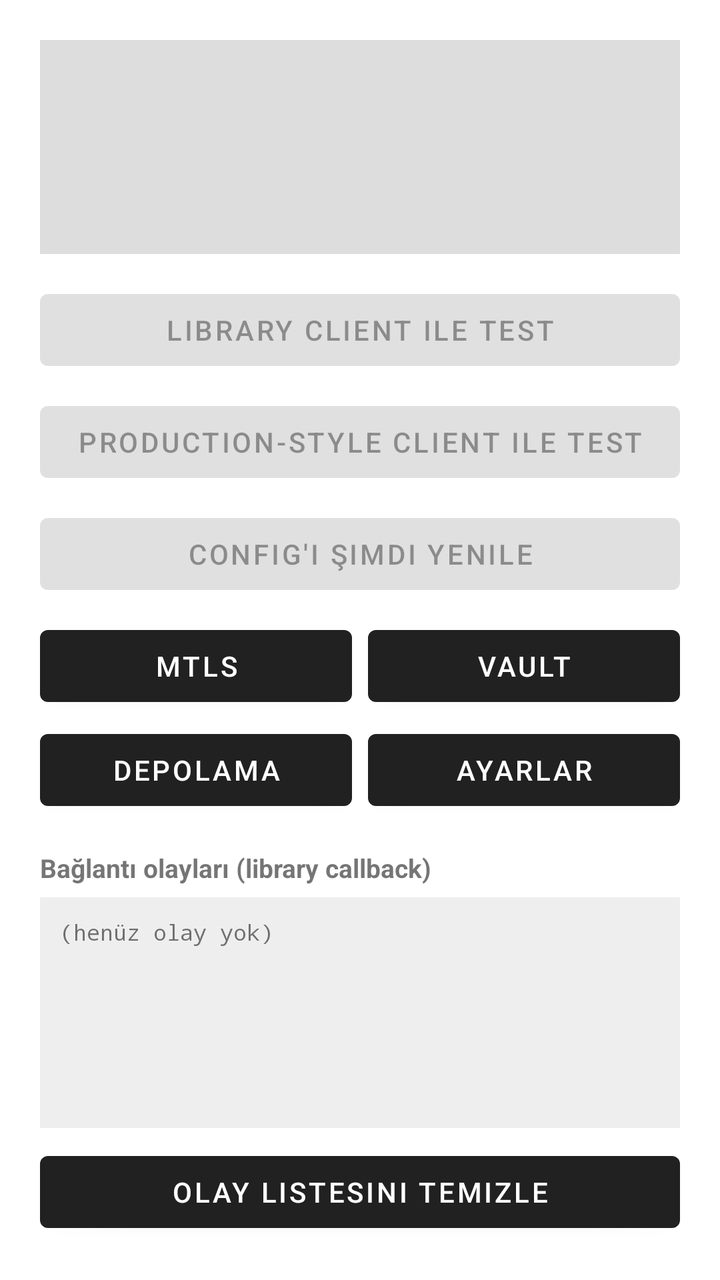
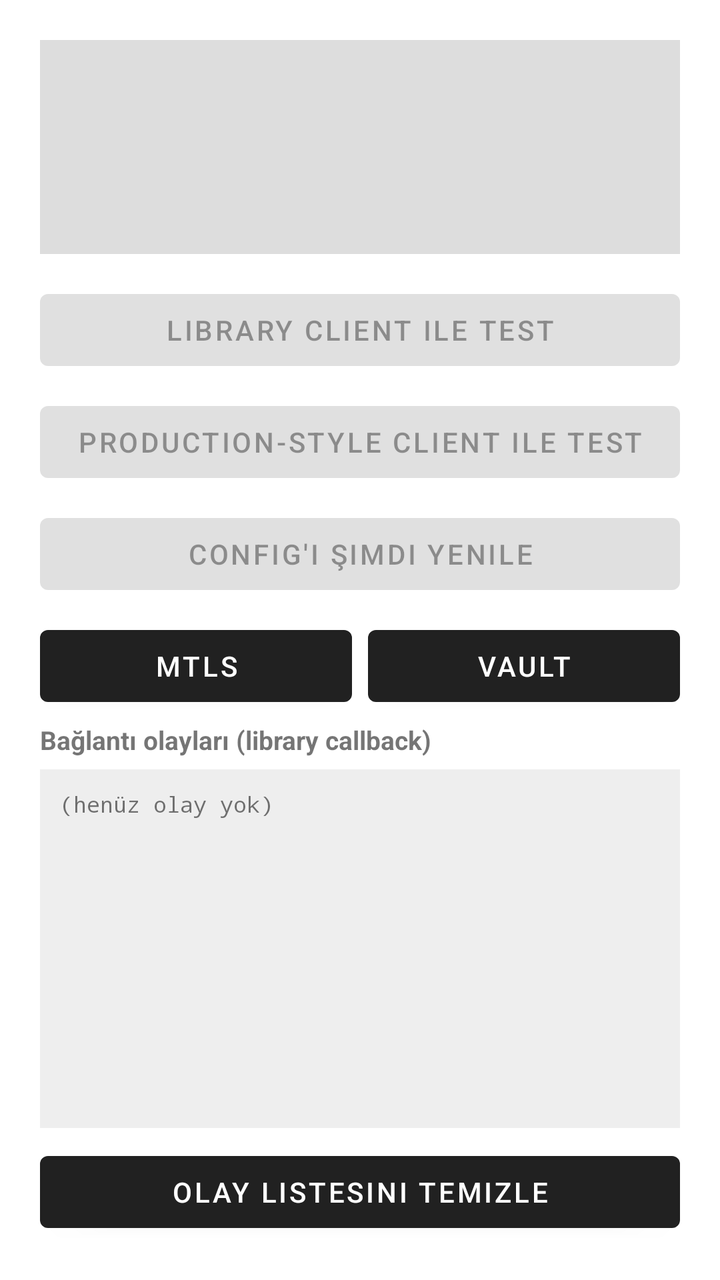

The first picture is an Android layout as it rendered before a commit; the second is the same layout after the commit. The layout source and the unified diff follow.
<!-- AndroidManifest.xml: application theme Theme.SampleClient -->
<!-- res/layout/activity_main.xml -->
<?xml version="1.0" encoding="utf-8"?>
<LinearLayout xmlns:android="http://schemas.android.com/apk/res/android"
    android:layout_width="match_parent"
    android:layout_height="match_parent"
    android:orientation="vertical"
    android:padding="20dp">

    <TextView
        android:id="@+id/statusView"
        android:layout_width="match_parent"
        android:layout_height="wrap_content"
        android:textSize="13sp"
        android:padding="14dp"
        android:background="#22000000"
        android:layout_marginBottom="14dp"
        android:minLines="5" />

    <Button
        android:id="@+id/testButton"
        android:layout_width="match_parent"
        android:layout_height="wrap_content"
        android:enabled="false"
        android:text="@string/test_connection"
        android:layout_marginBottom="8dp" />

    <Button
        android:id="@+id/prodStyleButton"
        android:layout_width="match_parent"
        android:layout_height="wrap_content"
        android:enabled="false"
        android:text="@string/test_production_style"
        android:layout_marginBottom="8dp" />

    <Button
        android:id="@+id/refreshButton"
        android:layout_width="match_parent"
        android:layout_height="wrap_content"
        android:enabled="false"
        android:text="@string/refresh_config"
        android:layout_marginBottom="8dp" />

    <LinearLayout
        android:layout_width="match_parent"
        android:layout_height="wrap_content"
        android:orientation="horizontal"
        android:layout_marginBottom="4dp">

        <Button
            android:id="@+id/mtlsButton"
            android:layout_width="0dp"
            android:layout_height="wrap_content"
            android:layout_weight="1"
            android:layout_marginEnd="4dp"
            android:text="@string/nav_mtls" />

        <Button
            android:id="@+id/vaultButton"
            android:layout_width="0dp"
            android:layout_height="wrap_content"
            android:layout_weight="1"
            android:layout_marginStart="4dp"
            android:text="@string/nav_vault" />
    </LinearLayout>

    <LinearLayout
        android:layout_width="match_parent"
        android:layout_height="wrap_content"
        android:orientation="horizontal"
        android:layout_marginBottom="16dp">

        <Button
            android:id="@+id/storageButton"
            android:layout_width="0dp"
            android:layout_height="wrap_content"
            android:layout_weight="1"
            android:layout_marginEnd="4dp"
            android:text="@string/nav_storage" />

        <Button
            android:id="@+id/settingsButton"
            android:layout_width="0dp"
            android:layout_height="wrap_content"
            android:layout_weight="1"
            android:layout_marginStart="4dp"
            android:text="@string/nav_settings" />
    </LinearLayout>

    <TextView
        android:layout_width="wrap_content"
        android:layout_height="wrap_content"
        android:text="@string/event_log_title"
        android:textSize="13sp"
        android:textStyle="bold"
        android:layout_marginBottom="6dp" />

    <ScrollView
        android:layout_width="match_parent"
        android:layout_height="0dp"
        android:layout_weight="1"
        android:background="#11000000"
        android:padding="10dp">

        <TextView
            android:id="@+id/eventLogView"
            android:layout_width="match_parent"
            android:layout_height="wrap_content"
            android:text="@string/event_log_empty"
            android:textSize="11sp"
            android:fontFamily="monospace"
            android:textIsSelectable="true" />
    </ScrollView>

    <Button
        android:id="@+id/clearLogButton"
        android:layout_width="match_parent"
        android:layout_height="wrap_content"
        android:text="@string/clear_log"
        android:layout_marginTop="8dp" />
</LinearLayout>
<!-- resources referenced by this layout -->
<resources>
  <string name="clear_log">Olay listesini temizle</string>
  <string name="event_log_empty">(henüz olay yok)</string>
  <string name="event_log_title">Bağlantı olayları (library callback)</string>
  <string name="nav_mtls">mTLS</string>
  <string name="nav_settings">Ayarlar</string>
  <string name="nav_storage">Depolama</string>
  <string name="nav_vault">Vault</string>
  <string name="refresh_config">Config\'i şimdi yenile</string>
  <string name="test_connection">Library client ile test</string>
  <string name="test_production_style">Production-style client ile test</string>
  <style name="Theme.SampleClient" parent="Theme.MaterialComponents.DayNight.DarkActionBar" />
</resources>

<!-- the commit's change to res/layout/activity_main.xml (unified diff, before → after) -->
@@ -62,11 +62,14 @@
             android:text="@string/nav_vault" />
     </LinearLayout>
 
+    
     <LinearLayout
+        android:id="@+id/testControlsRow"
         android:layout_width="match_parent"
         android:layout_height="wrap_content"
         android:orientation="horizontal"
-        android:layout_marginBottom="16dp">
+        android:layout_marginBottom="16dp"
+        android:visibility="gone">
 
         <Button
             android:id="@+id/storageButton"
